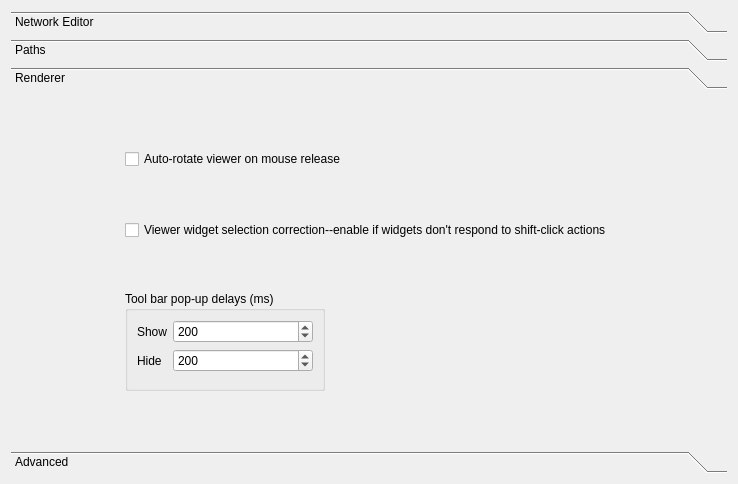
The window that src/Interface/Application/Preferences.ui (SCIInstitute/SCIRun) describes before a commit, drawn with Qt 5.
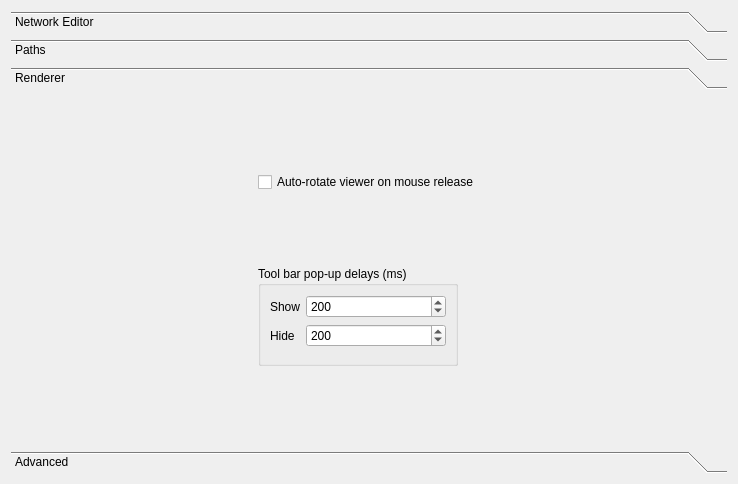
The same window after the commit.

Commit message: Fix widget selection on high-DPI displays; remove 'hack' shader toggle

What changed in the file:
```diff
--- a/src/Interface/Application/Preferences.ui
+++ b/src/Interface/Application/Preferences.ui
@@ -412,13 +412,6 @@
         </widget>
        </item>
        <item row="1" column="0">
-        <widget class="QCheckBox" name="viewerWidgetSelectionCorrectionCheckbox_">
-         <property name="text">
-          <string>Viewer widget selection correction--enable if widgets don't respond to shift-click actions</string>
-         </property>
-        </widget>
-       </item>
-       <item row="2" column="0">
         <widget class="QGroupBox" name="groupBox_2">
          <property name="minimumSize">
           <size>
```
The commit also changes 6 other files.
